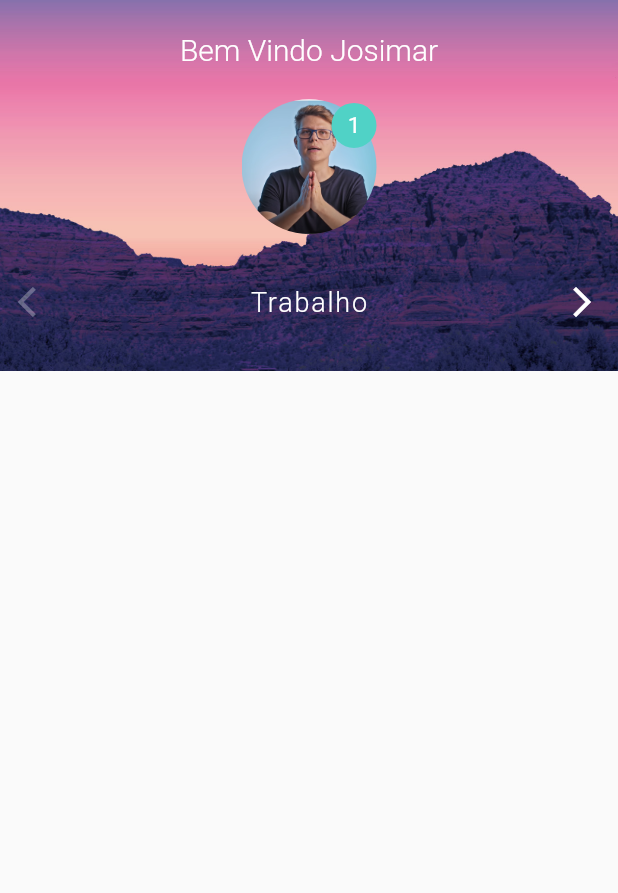
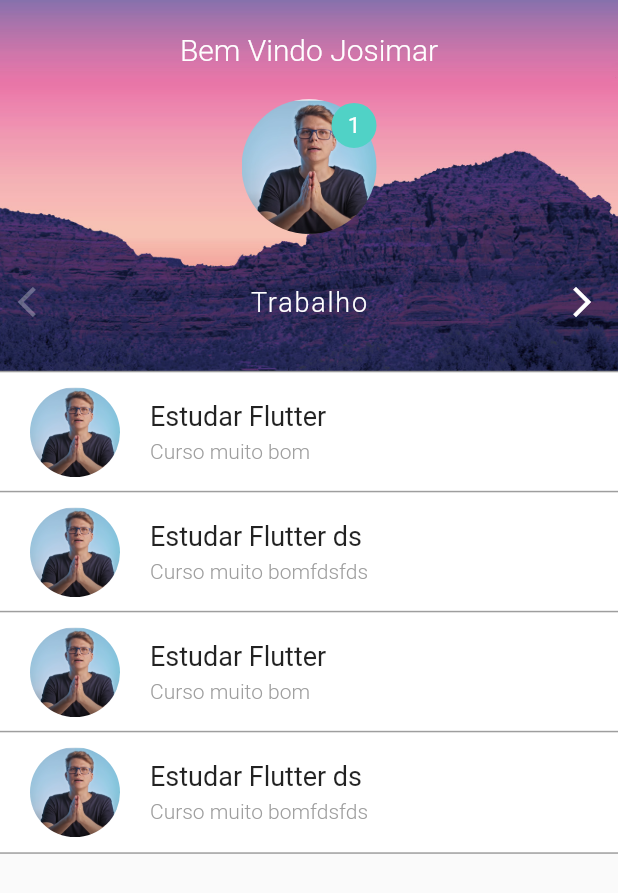
Before and after one commit to josimarminetefera/animacao, a Flutter app: the screen it shows after launch, on a phone screen of 412 x 824 dp. Shown: the top 893 px of the screen. Run offline on Flutter 3.47's test engine with Material 2 defaults, Android fonts, the phone set to English and light mode, and no system bars.

Commit message:
Adicionado lista animada de itens.

```diff
--- /dev/null
+++ b/lib/screens/home/widget/lista_animada.dart
@@ -0,0 +1,42 @@
+import 'package:animacao/screens/home/widget/lista_animada_dados.dart';
+import 'package:flutter/material.dart';
+
+class ListaAnimada extends StatelessWidget {
+  final Animation<EdgeInsets> listaSlide;
+
+  ListaAnimada({@required this.listaSlide});
+
+  @override
+  Widget build(BuildContext context) {
+    //stack pois vamos colocar os cars um encimado outro e vamo fazer ir descendo
+    return Stack(
+      alignment: Alignment.bottomCenter, //todos cards alinhado na parte de baixo, por isso que os numeros estão do 0,1,2,3
+      children: [
+        ListaAnimadaDados(
+          titulo: "Estudar Flutter",
+          subTitulo: "Curso muito bom",
+          image: AssetImage("images/perfil.PNG"),
+          margin: listaSlide.value * 3,
+        ),
+        ListaAnimadaDados(
+          titulo: "Estudar Flutter ds ",
+          subTitulo: "Curso muito bomfdsfds ",
+          image: AssetImage("images/perfil.PNG"),
+          margin: listaSlide.value * 2,
+        ),
+        ListaAnimadaDados(
+          titulo: "Estudar Flutter",
+          subTitulo: "Curso muito bom",
+          image: AssetImage("images/perfil.PNG"),
+          margin: listaSlide.value * 1,
+        ),
+        ListaAnimadaDados(
+          titulo: "Estudar Flutter ds ",
+          subTitulo: "Curso muito bomfdsfds ",
+          image: AssetImage("images/perfil.PNG"),
+          margin: listaSlide.value * 0,
+        ),
+      ],
+    );
+  }
+}
--- /dev/null
+++ b/lib/screens/home/widget/lista_animada_dados.dart
@@ -0,0 +1,76 @@
+import 'package:flutter/material.dart';
+
+class ListaAnimadaDados extends StatelessWidget {
+  final String titulo;
+  final String subTitulo;
+  final ImageProvider image;
+  final EdgeInsets margin;
+
+  ListaAnimadaDados({
+    this.titulo,
+    this.subTitulo,
+    this.image,
+    this.margin,
+  });
+
+  @override
+  Widget build(BuildContext context) {
+    return Container(
+      margin: margin,
+      //estas aqui são as linhas de divisão
+      decoration: BoxDecoration(
+        color: Colors.white,
+        border: Border(
+          top: BorderSide(
+            color: Colors.grey,
+            width: 1.0,
+          ),
+          bottom: BorderSide(
+            color: Colors.grey,
+            width: 1.0,
+          ),
+        ),
+      ),
+      child: Row(
+        children: [
+          //imagem
+          Container(
+            margin: EdgeInsets.only(top: 10, bottom: 10, left: 20, right: 20),
+            width: 60,
+            height: 60,
+            decoration: BoxDecoration(
+              shape: BoxShape.circle,
+              image: DecorationImage(
+                image: image,
+                fit: BoxFit.cover,
+              ),
+            ),
+          ),
+          Column(
+            crossAxisAlignment: CrossAxisAlignment.start,
+            children: [
+              Text(
+                titulo,
+                style: TextStyle(
+                  fontSize: 18,
+                  fontWeight: FontWeight.w400,
+                ),
+              ),
+              SizedBox(
+                height: 5,
+              ),
+              Text(
+                subTitulo,
+                style: TextStyle(
+                  fontSize: 14,
+                  fontWeight: FontWeight.w300,
+                  color: Colors.grey,
+                ),
+              )
+            ],
+          )
+        ],
+      ),
+    );
+  }
+}
--- a/lib/screens/home/widget/stagger_animation.dart
+++ b/lib/screens/home/widget/stagger_animation.dart
@@ -1,4 +1,5 @@
 import 'package:animacao/screens/home/widget/home_top.dart';
+import 'package:animacao/screens/home/widget/lista_animada.dart';
 import 'package:flutter/material.dart';
 
 class StaggerAnimation extends StatelessWidget {
@@ -8,9 +9,23 @@ class StaggerAnimation extends StatelessWidget {
       : containerQueVaiCrescer = CurvedAnimation(
           parent: controller,
           curve: Curves.ease,
+        ),
+        listaSlide = EdgeInsetsTween(
+          begin: EdgeInsets.only(bottom: 0),
+          end: EdgeInsets.only(bottom: 80),
+        ).animate(
+          CurvedAnimation(
+            parent: controller,
+            curve: Interval(
+              0.325, //isso significa 0.325 * 2 segundos
+              0.8,
+              curve: Curves.ease,
+            ),
+          ),
         );
 
   final Animation<double> containerQueVaiCrescer;
+  final Animation<EdgeInsets> listaSlide;
 
   Widget _builderAnimation(BuildContext context, Widget child) {
     return ListView(
@@ -18,6 +33,9 @@ class StaggerAnimation extends StatelessWidget {
       children: [
         HomeTop(
           containerQueVaiCrescer: containerQueVaiCrescer,
+        ),
+        ListaAnimada(
+          listaSlide: listaSlide,
         ),
       ],
     );
```
